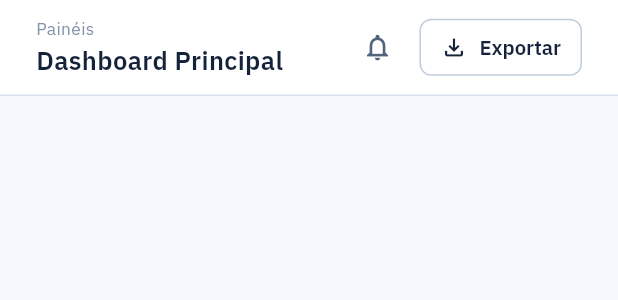
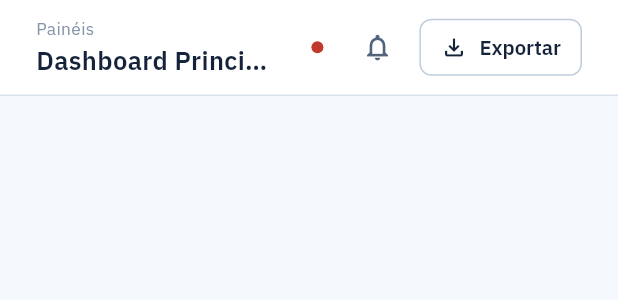
Before and after one commit to PiSemob/PI_SEMOB, a Flutter app: the _Header widget shown alone on an empty page, opened directly with sample values from the repository, on a phone screen of 412 x 824 dp. Shown: the top 300 px of the screen. Run offline on Flutter 3.47's test engine with Material 3 defaults, Android fonts, the phone set to English and light mode, and no system bars; our stand-ins replace dio, fl_chart, flutter_riverpod, go_router; network calls fail.

Commit message:
feat(front): mostra no cabeçalho se a API está no ar
Indicador ao lado da data dos dados que chama /saude. Fora do ar, um toque pergunta de novo.

```diff
--- a/front/lib/core/api/api_client.dart
+++ b/front/lib/core/api/api_client.dart
@@ -87,3 +87,7 @@ class ApiClient {
 /// As telas pegam o cliente por aqui, e os testes podem trocá-lo.
 final Provider<ApiClient> apiClientProvider =
     Provider<ApiClient>((Ref ref) => ApiClient());
+
+/// Verdadeiro quando a API respondeu. Para perguntar de novo, invalide o provider.
+final FutureProvider<bool> apiNoArProvider =
+    FutureProvider<bool>((Ref ref) => ref.watch(apiClientProvider).estaNoAr());
--- a/front/lib/shared/widgets/app_shell.dart
+++ b/front/lib/shared/widgets/app_shell.dart
@@ -3,6 +3,7 @@ import 'package:flutter_riverpod/flutter_riverpod.dart';
 import 'package:go_router/go_router.dart';
 import 'package:intl/intl.dart';
 
+import '../../core/api/api_client.dart';
 import '../../core/theme/app_theme.dart';
 import '../painel.dart';
 import '../providers.dart';
@@ -566,6 +567,8 @@ class _Header extends StatelessWidget {
             ),
           ),
           if (!compacto) const _PeriodoDosDados(),
+          const SizedBox(width: AppSpacing.md),
+          _StatusApi(compacto: compacto),
           const SizedBox(width: AppSpacing.sm),
           IconButton(
             tooltip: 'Notificações',
@@ -609,6 +612,64 @@ class _PeriodoDosDados extends ConsumerWidget {
             style: AppTextStyles.caption.copyWith(fontWeight: FontWeight.w600),
           ),
         ],
+      ),
+    );
+  }
+}
+
+class _StatusApi extends ConsumerWidget {
+  const _StatusApi({required this.compacto});
+
+  final bool compacto;
+
+  @override
+  Widget build(BuildContext context, WidgetRef ref) {
+    final AsyncValue<bool> estado = ref.watch(apiNoArProvider);
+    final (Color cor, String texto, String dica) = switch (estado) {
+      AsyncData<bool>(value: true) => (
+          AppColors.success,
+          'API no ar',
+          'Previsões e anomalias disponíveis',
+        ),
+      AsyncData<bool>() || AsyncError<bool>() => (
+          AppColors.danger,
+          'API fora do ar',
+          'Previsões e anomalias indisponíveis · toque para tentar de novo',
+        ),
+      _ => (
+          AppColors.textMuted,
+          'Verificando API',
+          'Procurando a API em $apiUrl'
+        ),
+    };
+
+    return Tooltip(
+      message: dica,
+      child: InkWell(
+        borderRadius: BorderRadius.circular(AppSpacing.radiusSm),
+        onTap: estado.isLoading ? null : () => ref.invalidate(apiNoArProvider),
+        child: Padding(
+          padding: const EdgeInsets.symmetric(
+              horizontal: AppSpacing.xs, vertical: AppSpacing.xs),
+          child: Row(
+            mainAxisSize: MainAxisSize.min,
+            children: <Widget>[
+              Container(
+                width: 8,
+                height: 8,
+                decoration: BoxDecoration(color: cor, shape: BoxShape.circle),
+              ),
+              if (!compacto) ...<Widget>[
+                const SizedBox(width: 6),
+                Text(
+                  texto,
+                  style: AppTextStyles.caption
+                      .copyWith(fontWeight: FontWeight.w600),
+                ),
+              ],
+            ],
+          ),
+        ),
       ),
     );
   }
```
Also changed, not shown: 1 other file.
